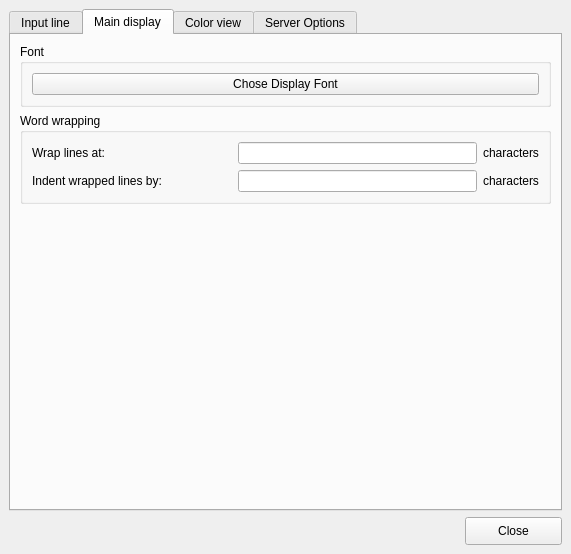
This is mudlet/prealpha1/mudlet/src/ui/profile_preferences.ui in Mudlet/Mudlet as Qt 5 draws it before an edit. The edited form follows.
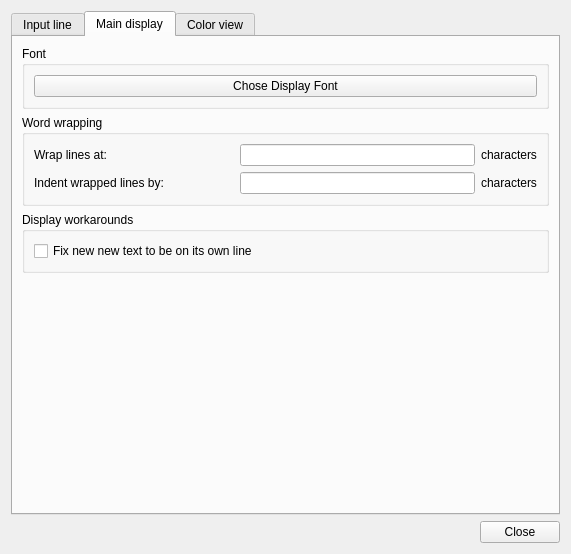
This is the edited form. The open tabs and pages were chosen to show the change. Icons and pictures are not drawn.

```diff
--- a/mudlet/prealpha1/mudlet/src/ui/profile_preferences.ui
+++ b/mudlet/prealpha1/mudlet/src/ui/profile_preferences.ui
@@ -12,18 +12,12 @@
   <property name="windowTitle" >
    <string>Dialog</string>
   </property>
+  <layout class="QGridLayout" name="gridLayout_13" >
+   <item row="0" column="0" colspan="2" >
   <widget class="QTabWidget" name="tabWidgeta" >
    <property name="enabled" >
     <bool>true</bool>
    </property>
-   <property name="geometry" >
-    <rect>
-     <x>9</x>
-     <y>9</y>
-     <width>553</width>
-     <height>502</height>
-    </rect>
-   </property>
    <property name="styleSheet" >
     <string notr="true" />
    </property>
@@ -240,14 +234,6 @@
     </layout>
    </widget>
    <widget class="QWidget" name="tab" >
-    <property name="geometry" >
-     <rect>
-      <x>0</x>
-      <y>0</y>
-      <width>549</width>
-      <height>476</height>
-     </rect>
-    </property>
     <attribute name="title" >
      <string>Main display</string>
     </attribute>
@@ -336,6 +322,27 @@
       </widget>
      </item>
      <item row="2" column="0" >
+        <widget class="QGroupBox" name="groupBox_8" >
+         <property name="title" >
+          <string>Display workarounds</string>
+         </property>
+         <layout class="QGridLayout" name="gridLayout" >
+          <item row="0" column="0" >
+           <widget class="QCheckBox" name="checkBox_USE_IRE_DRIVER_BUGFIX" >
+            <property name="toolTip" >
+             <string>Some MUDs (notably all IRE ones) suffer from a bug where they don't properly
+communicate with the client on where a newline should be. Enable this to fix text
+from getting appended to the previous prompt line</string>
+            </property>
+            <property name="text" >
+             <string>Fix new new text to be on its own line</string>
+            </property>
+           </widget>
+          </item>
+         </layout>
+        </widget>
+       </item>
+       <item row="3" column="0" >
       <spacer name="verticalSpacer_4" >
        <property name="orientation" >
         <enum>Qt::Vertical</enum>
@@ -724,42 +731,23 @@
      </item>
     </layout>
    </widget>
-   <widget class="QWidget" name="Seite" >
-    <property name="geometry" >
-     <rect>
-      <x>0</x>
-      <y>0</y>
-      <width>549</width>
-      <height>476</height>
-     </rect>
-    </property>
-    <attribute name="title" >
-     <string>Server Options</string>
-    </attribute>
-    <widget class="QCheckBox" name="checkBox_USE_IRE_DRIVER_BUGFIX" >
-     <property name="geometry" >
-      <rect>
-       <x>38</x>
-       <y>22</y>
-       <width>251</width>
-       <height>21</height>
-      </rect>
+    </widget>
+   </item>
+   <item row="1" column="0" >
+    <spacer name="horizontalSpacer" >
+     <property name="orientation" >
+      <enum>Qt::Horizontal</enum>
+     </property>
+     <property name="sizeHint" stdset="0" >
+      <size>
+       <width>459</width>
+       <height>20</height>
+      </size>
      </property>
-     <property name="text" >
-      <string>Use GA/EOR for prompt</string>
-     </property>
-    </widget>
-   </widget>
-  </widget>
+    </spacer>
+   </item>
+   <item row="1" column="1" >
   <widget class="QPushButton" name="closeButton" >
-   <property name="geometry" >
-    <rect>
-     <x>465</x>
-     <y>517</y>
-     <width>97</width>
-     <height>28</height>
-    </rect>
-   </property>
    <property name="text" >
     <string>Close</string>
    </property>
@@ -768,6 +756,8 @@
      <normaloff>:/icons/icons/dialog-close.png</normaloff>:/icons/icons/dialog-close.png</iconset>
    </property>
   </widget>
+   </item>
+  </layout>
  </widget>
  <tabstops>
   <tabstop>show_sent_text_checkbox</tabstop>
```
Left out of the diff: 20 changed lines with no effect on the pictures. Lines whose indentation alone changed are shown as unchanged.
